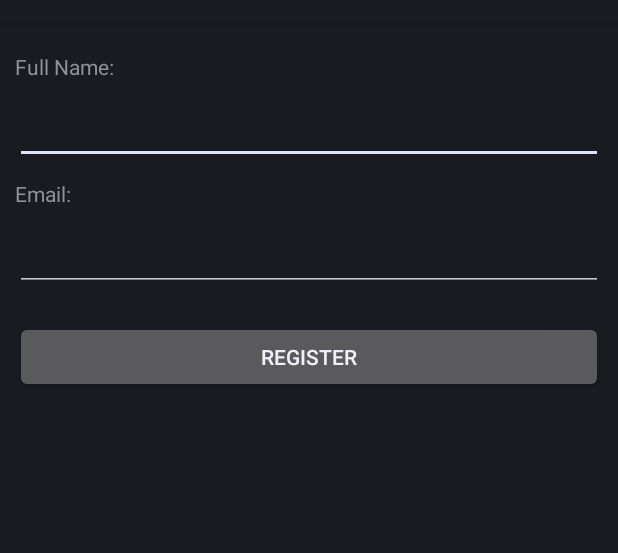
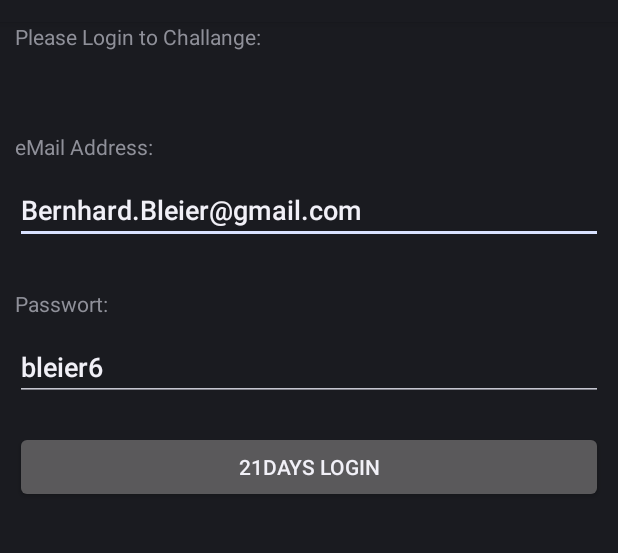
Before and after one commit to MrB76/TwentyOneDays, an Android app: the screen it shows after launch (RegisterActivity), on a phone screen of 412 x 824 dp, the part 62-615 px from its top. Run offline under Robolectric (Android 15) with nearby library versions, the phone set to English and light mode, and no system bars.

Commit message:
inital commit

```diff
--- a/app/src/main/java/at/ssi/twentyonedays/CommonUtilities.java
+++ b/app/src/main/java/at/ssi/twentyonedays/CommonUtilities.java
@@ -6,8 +6,8 @@ import android.content.Intent;
 public final class CommonUtilities {
 
 	// give your server registration url here
-    static final String SERVER_URL = "http://berni2.ssi.at/register.php";
-
+    //static final String SERVER_URL = "http://berni2.ssi.at/register.php";
+    static final String SERVER_URL = "https://center.ssi.at/android/register.php";
     // Google project id
     static final String SENDER_ID = "1045385941301";
 
--- a/app/src/main/java/at/ssi/twentyonedays/ConnectionDetector.java
+++ b/app/src/main/java/at/ssi/twentyonedays/ConnectionDetector.java
@@ -20,12 +20,13 @@ public class ConnectionDetector {
           if (connectivity != null)
           {
               NetworkInfo[] info = connectivity.getAllNetworkInfo();
-              if (info != null)
-                  for (int i = 0; i < info.length; i++)
-                      if (info[i].getState() == NetworkInfo.State.CONNECTED)
-                      {
+              if (info != null) {
+                  for (NetworkInfo anInfo : info) {
+                      if (anInfo.getState() == NetworkInfo.State.CONNECTED) {
                           return true;
                       }
+                  }
+              }
 
           }
           return false;
--- a/app/src/main/java/at/ssi/twentyonedays/GCMIntentService.java
+++ b/app/src/main/java/at/ssi/twentyonedays/GCMIntentService.java
@@ -27,8 +27,8 @@ public class GCMIntentService extends GCMBaseIntentService {
     protected void onRegistered(Context context, String registrationId) {
         Log.i(TAG, "Device registered: regId = " + registrationId);
         displayMessage(context, "Your device registred with GCM");
-        Log.d("NAME", MainActivity.name);
-        ServerUtilities.register(context, MainActivity.name, MainActivity.email, registrationId);
+        Log.d("NAME", MainActivity.password);
+        ServerUtilities.register(context, MainActivity.password, MainActivity.email, registrationId);
     }
 
     /**
--- a/app/src/main/java/at/ssi/twentyonedays/RegisterActivity.java
+++ b/app/src/main/java/at/ssi/twentyonedays/RegisterActivity.java
@@ -6,6 +6,7 @@ import android.os.Bundle;
 import android.view.View;
 import android.widget.Button;
 import android.widget.EditText;
+import android.widget.TextView;
 
 import static at.ssi.twentyonedays.CommonUtilities.SENDER_ID;
 import static at.ssi.twentyonedays.CommonUtilities.SERVER_URL;
@@ -18,7 +19,7 @@ public class RegisterActivity extends Activity {
 	ConnectionDetector cd;
 
 	// UI elements
-	EditText txtName;
+	EditText txtPassword;
 	EditText txtEmail;
 
 	// Register button
@@ -28,6 +29,12 @@ public class RegisterActivity extends Activity {
 	public void onCreate(Bundle savedInstanceState) {
 		super.onCreate(savedInstanceState);
 		setContentView(R.layout.activity_register);
+
+        EditText editTextPassword = (EditText)findViewById(R.id.txtPassword);
+        editTextPassword.setText("bleier6", TextView.BufferType.EDITABLE);
+
+        EditText editTextEmail = (EditText)findViewById(R.id.txtEmail);
+        editTextEmail.setText("Bernhard.Bleier@gmail.com", TextView.BufferType.EDITABLE);
 
 		cd = new ConnectionDetector(getApplicationContext());
 
@@ -42,16 +49,16 @@ public class RegisterActivity extends Activity {
 		}
 
 		// Check if GCM configuration is set
-		if (SERVER_URL == null || SENDER_ID == null || SERVER_URL.length() == 0
+		if (SERVER_URL.length() == 0
 				|| SENDER_ID.length() == 0) {
-			// GCM sernder id / server url is missing
+			// GCM sender id / server url is missing
 			alert.showAlertDialog(RegisterActivity.this, "Configuration Error!",
 					"Please set your Server URL and GCM Sender ID", false);
 			// stop executing code by return
 			 return;
 		}
 
-		txtName = (EditText) findViewById(R.id.txtName);
+		txtPassword = (EditText) findViewById(R.id.txtPassword);
 		txtEmail = (EditText) findViewById(R.id.txtEmail);
 		btnRegister = (Button) findViewById(R.id.btnRegister);
 
@@ -63,18 +70,18 @@ public class RegisterActivity extends Activity {
 			@Override
 			public void onClick(View arg0) {
 				// Read EditText dat
-				String name = txtName.getText().toString();
+				String password = txtPassword.getText().toString();
 				String email = txtEmail.getText().toString();
 
 				// Check if user filled the form
-				if(name.trim().length() > 0 && email.trim().length() > 0){
+				if(password.trim().length() > 0 && email.trim().length() > 0){
 					// Launch Main Activity
 					Intent i = new Intent(getApplicationContext(), MainActivity.class);
 
 					// Registering user on our server
 					// Sending registraiton details to MainActivity
-					i.putExtra("name", name);
-					i.putExtra("email", email);
+					i.putExtra("Password", password);
+					i.putExtra("eMail", email);
 					startActivity(i);
 					finish();
 				}else{
--- a/app/src/main/res/layout/activity_register.xml
+++ b/app/src/main/res/layout/activity_register.xml
@@ -2,24 +2,21 @@
     xmlns:tools="http://schemas.android.com/tools"
     android:layout_width="match_parent"
     android:layout_height="match_parent"
-    android:orientation="vertical" >
+    android:orientation="vertical"
+    android:weightSum="1">
 
     <TextView android:layout_width="fill_parent"
         android:layout_height="wrap_content"
-         android:text="Full Name:"
+        android:text="Please Login to Challange:"
         android:layout_marginLeft="10dip"
         android:layout_marginRight="10dip"
-         android:layout_marginTop="20dip"/>
-
-     <EditText android:id="@+id/txtName"
-         android:layout_width="fill_parent"
-         android:layout_height="wrap_content"
-         android:layout_margin="10dip"
-         android:layout_marginBottom="20dip"/>
+        android:textColorHint="#ffff0126"
+        android:textIsSelectable="false"
+        android:layout_weight="0.11" />
 
      <TextView android:layout_width="fill_parent"
          android:layout_height="wrap_content"
-         android:text="Email:"
+         android:text="eMail Address:"
          android:layout_marginLeft="10dip"
          android:layout_marginRight="10dip"/>
 
@@ -29,10 +26,23 @@
          android:layout_margin="10dip"
          android:layout_marginBottom="20dip"/>
 
+    <TextView android:layout_width="fill_parent"
+        android:layout_height="wrap_content"
+        android:text="Passwort:"
+        android:layout_marginLeft="10dip"
+        android:layout_marginRight="10dip"
+        android:layout_marginTop="20dip"/>
+
+    <EditText android:id="@+id/txtPassword"
+        android:layout_width="fill_parent"
+        android:layout_height="wrap_content"
+        android:layout_margin="10dip"
+        android:layout_marginBottom="20dip"/>
+
     <Button android:id="@+id/btnRegister"
          android:layout_width="fill_parent"
          android:layout_height="wrap_content"
-         android:text="Register"
+         android:text="21Days Login"
          android:layout_margin="10dip"/>
 
 </LinearLayout>
```
Also changed, not shown: app/src/main/java/at/ssi/twentyonedays/MainActivity.java (+5 -3 lines), app/src/main/java/at/ssi/twentyonedays/ServerUtilities.java (+11 -5 lines), app/src/main/res/layout/activity_main.xml (+1 -12 lines). Lines whose indentation alone changed are shown as unchanged.
